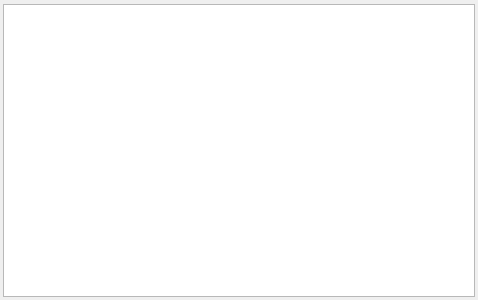
Old version of the form quickevent/app/plugins/qml/Receipes/src/receipeswidget.ui in the repository Quick-Event/quickbox.
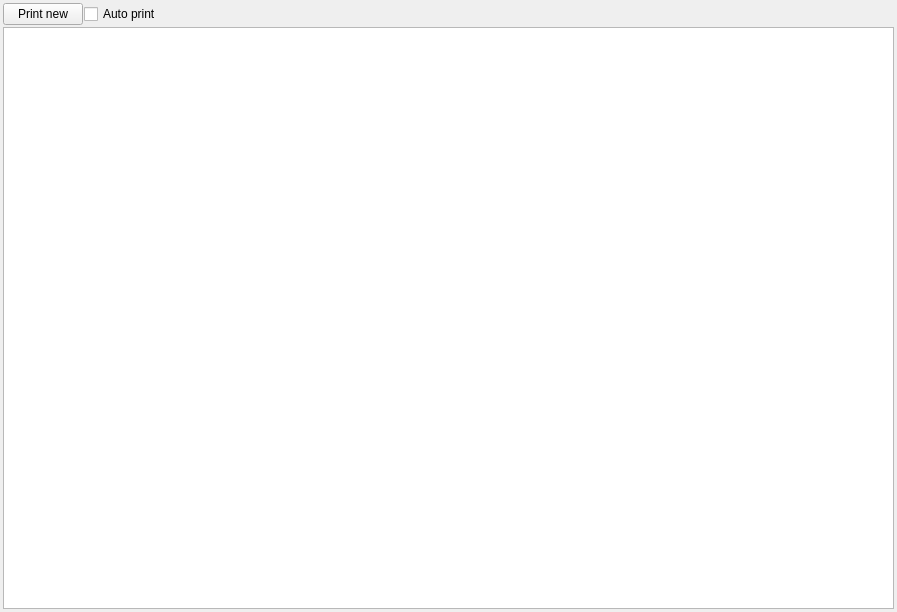
New version of the form. Custom widgets are drawn as their Qt base class.

Commit message: quickevent: receipes print on default printer without preview

The edit to the form file:
```diff
--- a/quickevent/app/plugins/qml/Receipes/src/receipeswidget.ui
+++ b/quickevent/app/plugins/qml/Receipes/src/receipeswidget.ui
@@ -6,8 +6,8 @@
    <rect>
     <x>0</x>
     <y>0</y>
-    <width>478</width>
-    <height>300</height>
+    <width>897</width>
+    <height>612</height>
    </rect>
   </property>
   <property name="windowTitle">
@@ -29,11 +29,42 @@
    <property name="bottomMargin">
     <number>3</number>
    </property>
+   <item>
+    <layout class="QHBoxLayout" name="horizontalLayout">
+     <item>
+      <widget class="QPushButton" name="btPrintNew">
+       <property name="text">
+        <string>Print new</string>
+       </property>
+      </widget>
+     </item>
+     <item>
+      <widget class="QCheckBox" name="chkAutoPrint">
+       <property name="text">
+        <string>Auto print</string>
+       </property>
+      </widget>
+     </item>
+     <item>
+      <spacer name="horizontalSpacer">
+       <property name="orientation">
+        <enum>Qt::Horizontal</enum>
+       </property>
+       <property name="sizeHint" stdset="0">
+        <size>
+         <width>40</width>
+         <height>20</height>
+        </size>
+       </property>
+      </spacer>
+     </item>
+    </layout>
+   </item>
    <item>
     <widget class="qf::qmlwidgets::TableViewToolBar" name="tblPrintJobsTB" native="true"/>
    </item>
    <item>
-    <widget class="qf::qmlwidgets::TableView" name="tblPrintJobs"/>
+    <widget class="qf::qmlwidgets::TableView" name="tblCards"/>
    </item>
   </layout>
  </widget>
```
Left out of the diff: 2 changed lines with no effect on the pictures. The commit also changes 27 other files.
